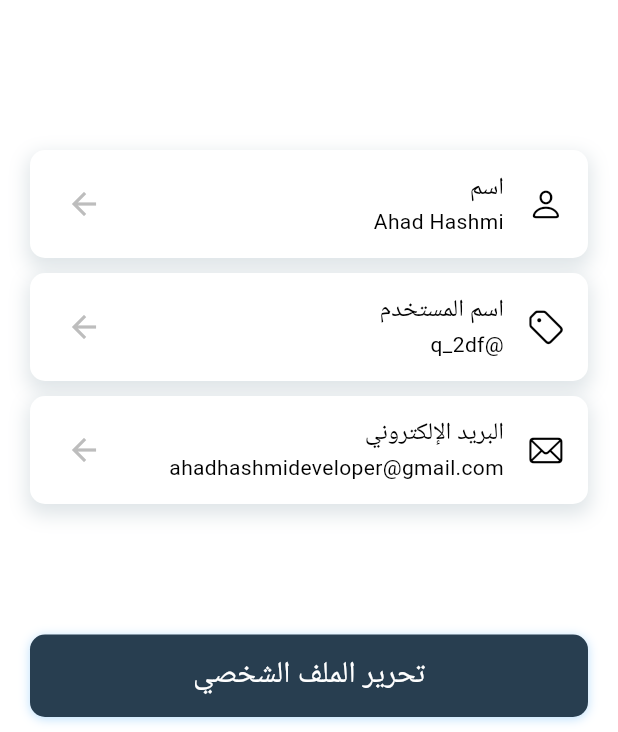
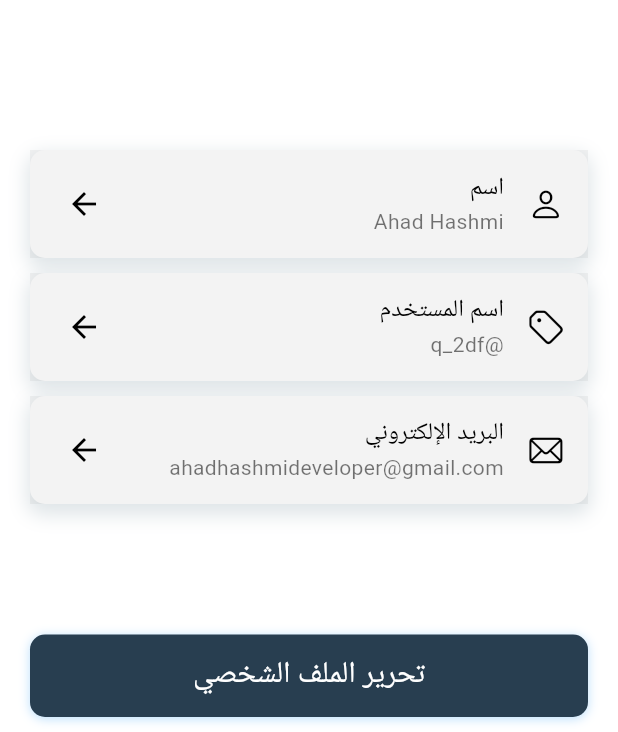
Before and after one commit to Mohammedzj2003/this_books, a Flutter app: the ProfilePage screen opened directly, on a phone screen of 412 x 824 dp, the part 504-1236 px from its top. Run offline on Flutter 3.47's test engine with Material 3 defaults, Android fonts, the phone set to English and light mode, and no system bars; our stand-ins replace cloud_firestore, firebase_auth, firebase_core, flutter_chat_types, flutter_chat_ui, flutter_svg and 3 more; accounts and stored records are empty; generated files the repository leaves out were written again.

Commit message:
const and dart Analysis

```diff
--- a/lib/page/Forget Password/forgetPass_Page.dart
+++ b/lib/page/Forget Password/forgetPass_Page.dart
@@ -1,4 +1,3 @@
-
 import 'package:flutter/material.dart';
 import 'package:this_books/page/Forget%20Password/newPass_page.dart';
 import 'package:this_books/shared/constants.dart';
--- a/lib/page/chat_page.dart
+++ b/lib/page/chat_page.dart
@@ -10,7 +10,7 @@ class ChatPage extends StatefulWidget {
 }
 
 class _ChatPageState extends State<ChatPage> {
-  List<types.Message> _messages = [];
+  final List<types.Message> _messages = [];
   final _user = const types.User(
     id: '82091008-a484-4a89-ae75-a22bf8d6f3ac',
   );
--- a/lib/page/profile_page.dart
+++ b/lib/page/profile_page.dart
@@ -21,9 +21,9 @@ class _ProfilePageState extends State<ProfilePage> {
           child: IconButton(
             onPressed: () {
               Navigator.pop(context);
-
             },
-            icon: const Icon(Icons.navigate_before, color: Colors.white, size: 35),
+            icon: const Icon(Icons.navigate_before,
+                color: Colors.white, size: 35),
           ),
         ),
       ),
@@ -36,7 +36,7 @@ class _ProfilePageState extends State<ProfilePage> {
               child: const Center(
                 child: Text(
                   'Profile',
-                  style:  TextStyle(
+                  style: TextStyle(
                     color: Colors.white,
                     fontSize: 24.0,
                     fontWeight: FontWeight.bold,
@@ -75,11 +75,14 @@ class _ProfilePageState extends State<ProfilePage> {
                   ],
                 ),
                 const SizedBox(height: 100),
-                itemProfile(AppLocalizations.of(context)!.name, 'Ahad Hashmi', CupertinoIcons.person),
+                itemProfile(AppLocalizations.of(context)!.name, 'Ahad Hashmi',
+                    CupertinoIcons.person),
                 const SizedBox(height: 10),
-                itemProfile(AppLocalizations.of(context)!.usarName, '@q_2df', CupertinoIcons.tag),
+                itemProfile(AppLocalizations.of(context)!.usarName, '@q_2df',
+                    CupertinoIcons.tag),
                 const SizedBox(height: 10),
-                itemProfile(AppLocalizations.of(context)!.email, 'ahadhashmideveloper@gmail.com', CupertinoIcons.mail),
+                itemProfile(AppLocalizations.of(context)!.email,
+                    'ahadhashmideveloper@gmail.com', CupertinoIcons.mail),
                 const SizedBox(height: 20),
               ],
             ),
@@ -116,7 +119,7 @@ class _ProfilePageState extends State<ProfilePage> {
   itemProfile(String title, String subtitle, IconData iconData) {
     return Container(
       decoration: BoxDecoration(
-        color: Colors.white,
+        color: Theme.of(context).colorScheme.primary,
         borderRadius: BorderRadius.circular(10),
         boxShadow: [
           BoxShadow(
@@ -128,11 +131,22 @@ class _ProfilePageState extends State<ProfilePage> {
         ],
       ),
       child: ListTile(
-        title: Text(title),
-        subtitle: Text(subtitle),
-        leading: Icon(iconData),
-        trailing: Icon(Icons.arrow_forward, color: Colors.grey.shade400),
-        tileColor: Colors.white,
+        title: Text(
+          title,
+          style: TextStyle(
+              color: Theme.of(context).textSelectionTheme.selectionColor),
+        ),
+        subtitle: Text(
+          subtitle,
+          style: TextStyle(
+              color: Theme.of(context).textSelectionTheme.cursorColor),
+        ),
+        leading: Icon(
+          iconData,
+          color: Theme.of(context).textSelectionTheme.selectionColor,
+        ),
+        trailing: Icon(Icons.arrow_forward),
+        tileColor: Theme.of(context).colorScheme.primary,
       ),
     );
   }
--- a/lib/shared/themes.dart
+++ b/lib/shared/themes.dart
@@ -2,9 +2,9 @@ import 'package:flutter/material.dart';
 
 ThemeData kLightMode = ThemeData(
   brightness: Brightness.light,
-  textSelectionTheme: TextSelectionThemeData(
+  textSelectionTheme: const TextSelectionThemeData(
     cursorColor: Colors.black54,
-    selectionColor: Colors.green,
+    selectionColor: Colors.black,
     selectionHandleColor: Colors.green,
   ),
   colorScheme: const ColorScheme.light(
@@ -19,7 +19,7 @@ ThemeData kDarkMode = ThemeData(
   brightness: Brightness.dark,
   textSelectionTheme: const TextSelectionThemeData(
     cursorColor: Colors.white54,
-    selectionColor: Colors.green,
+    selectionColor: Colors.white,
     selectionHandleColor: Colors.green,
   ),
   colorScheme: const ColorScheme.dark(
--- a/lib/widget/navDrower_widget.dart
+++ b/lib/widget/navDrower_widget.dart
@@ -1,5 +1,4 @@
 import 'package:flutter/material.dart';
-
 import 'package:share_plus/share_plus.dart';
 import 'package:this_books/models/whoarewe_page.dart';
 import 'package:this_books/page/all_story_page.dart';
--- a/lib/widget/story_widget.dart
+++ b/lib/widget/story_widget.dart
@@ -6,10 +6,10 @@ import 'package:this_books/page/detail_page.dart';
 
 class StoryWidget extends StatelessWidget {
   const StoryWidget({
-    Key? key,
+    super.key,
     required this.index,
     required this.storyList,
-  }) : super(key: key);
+  });
   final int index;
   final List<Story> storyList;
 
@@ -25,7 +25,6 @@ class StoryWidget extends StatelessWidget {
                 ),
                 type: PageTransitionType.bottomToTop));
       },
-      child: Container(
       child: Column(
         crossAxisAlignment: CrossAxisAlignment.center,
         children: [
@@ -53,7 +52,6 @@ class StoryWidget extends StatelessWidget {
           ),
         ],
       ),
-      ),
     );
   }
 }
```
Also changed, not shown: lib/main.dart (+4 -14 lines), lib/models/storys.dart (+4 -6 lines), lib/page/detail_page.dart (+6 -9 lines), lib/page/home_page.dart (+6 -7 lines), lib/page/login_page.dart (+3 -4 lines), lib/page/register_page.dart (+7 -3 lines), lib/widget/dialogFilter.dart (+5 -5 lines). Lines whose indentation alone changed are shown as unchanged.
